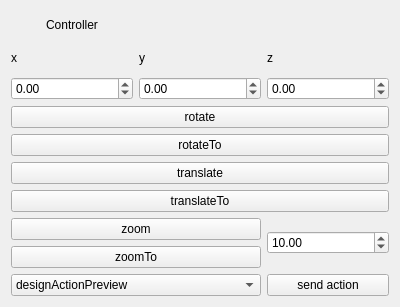
Before: the Qt Designer form mainwindow.ui in MichaelPFrey/openscad-dbus-reference, drawn with Qt 5.
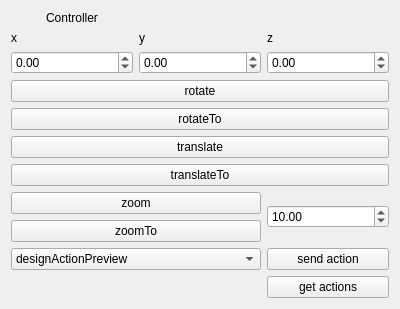
After: the same form once the commit is applied.

Commit message: methode to get the name of supported actionsto get the name of supported actions

The edit to the form file:
```diff
--- a/mainwindow.ui
+++ b/mainwindow.ui
@@ -167,6 +167,13 @@
       </item>
      </widget>
     </item>
+    <item row="10" column="2">
+     <widget class="QPushButton" name="pushButtonActions">
+      <property name="text">
+       <string>get actions</string>
+      </property>
+     </widget>
+    </item>
    </layout>
   </widget>
  </widget>
```
The commit also changes 5 other files.
